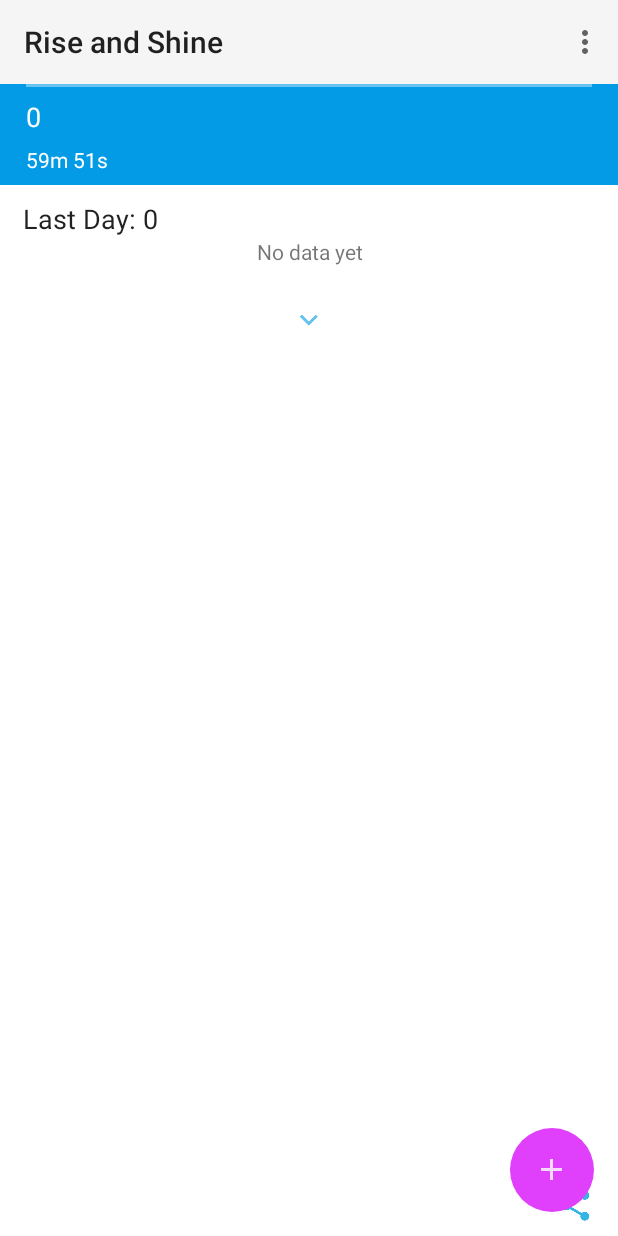
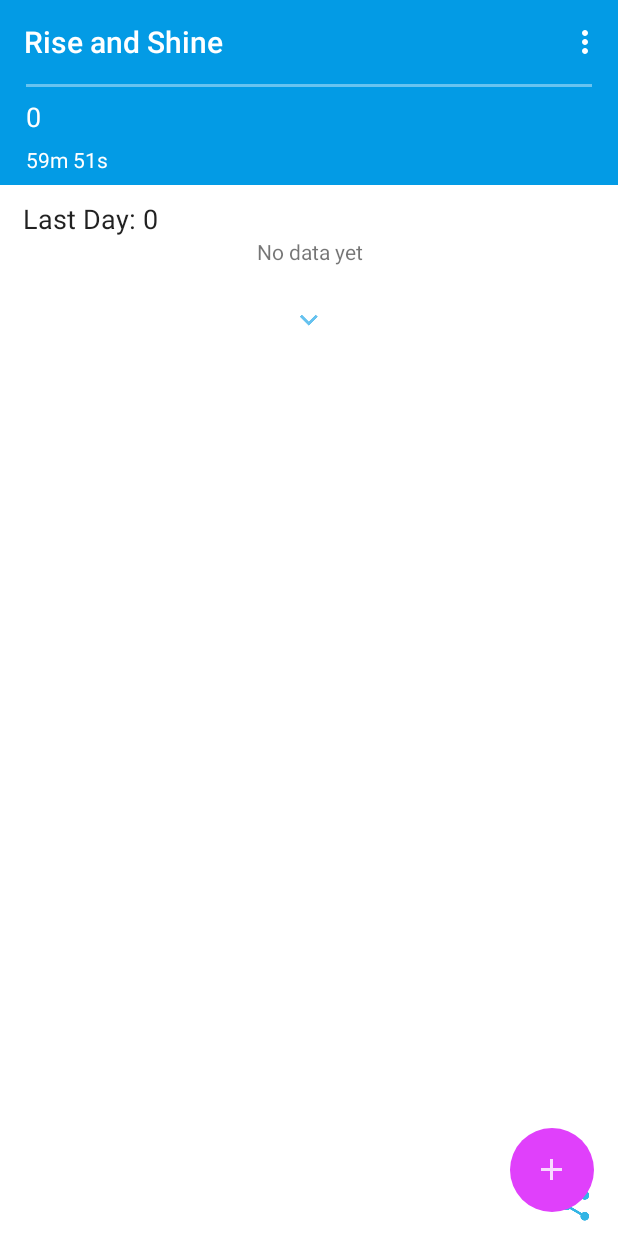
Before and after one commit to matgrioni/Rise-and-Shine, an Android app: the screen it shows after launch (MainActivity), on a phone screen of 412 x 824 dp. Run offline under Robolectric (Android 15) with nearby library versions, the phone set to English and light mode, and no system bars; 4 statements that could not run were skipped.

Commit message:
Styling for toolbar for color in action mode and other tweaks

```diff
--- a/app/src/main/res/layout/activity_main.xml
+++ b/app/src/main/res/layout/activity_main.xml
@@ -11,7 +11,8 @@
         android:id="@+id/toolbar"
         android:layout_width="match_parent"
         android:layout_height="?actionBarSize"
-        android:background="?attr/colorPrimary"/>
+        android:background="?attr/colorPrimary"
+        app:theme="@style/Toolbar.Light"/>
 
     <LinearLayout
         android:id="@+id/cur_hour_info"
--- a/app/src/main/res/values/styles.xml
+++ b/app/src/main/res/values/styles.xml
@@ -8,6 +8,8 @@
         <item name="android:windowNoTitle">true</item>
         <item name="windowActionModeOverlay">true</item>
         <item name="windowActionBar">false</item>
+
+        <item name="android:actionModeBackground">@color/color_primary</item>
 
         <item name="colorAccent">@color/accent</item>
     </style>
@@ -28,7 +30,7 @@
         <item name="android:textColor">@color/abc_primary_text_material_dark</item>
     </style>
 
-    <style name="Toolbar.Light" parent="@style/Widget.AppCompat.Toolbar">
+    <style name="Toolbar.Light" parent="ThemeOverlay.AppCompat.Light">
         <item name="colorPrimary">@color/color_primary</item>
         <item name="colorPrimaryDark">@color/color_primary_dark</item>
 
@@ -36,7 +38,7 @@
         <item name="android:textColorSecondary">@color/abc_primary_text_material_dark</item>
 
         <item name="titleTextStyle">@style/ToolbarTitle</item>
-        <item name="popupTheme">@style/Theme.AppCompat.Light</item>
+        <item name="popupTheme">@style/ThemeOverlay.AppCompat.Light</item>
     </style>
 
     <style name="ToolbarTitle" parent="TextAppearance.Widget.AppCompat.Toolbar.Title">
@@ -55,8 +57,7 @@
         <item name="android:spinnerStyle">@style/Widget.AppCompat.Spinner</item>
         <item name="android:dropDownSpinnerStyle">@style/Widget.AppCompat.Spinner.DropDown</item>
         <item name="android:spinnerDropDownItemStyle">@style/Spinner.Material.DropDownItem</item>
-        <item name="toolbarStyle">@style/Toolbar.Light</item>
-        <item name="actionModeStyle">@style/ActionMode</item>
+        <item name="actionModeStyle">@style/Widget.AppCompat.Light.ActionMode.Inverse</item>
     </style>
 
 </resources>
```
